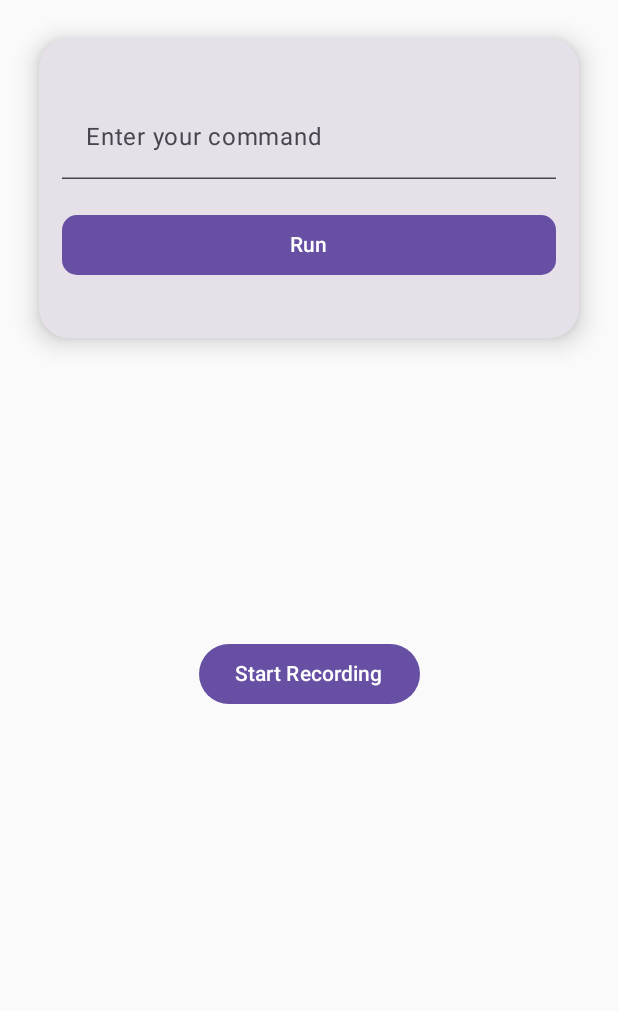
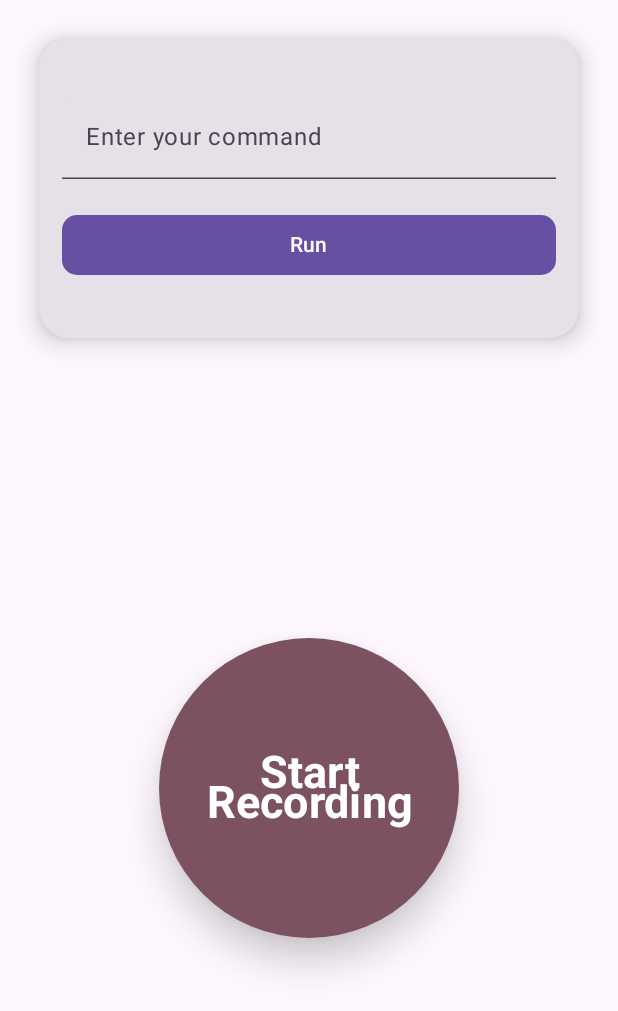
Before and after one commit to SzelleCsaba/VoiceAssistant, an Android app built with Jetpack Compose: the screen it shows after launch (MainActivity), after a tap on "Stop Recording", on a phone screen of 412 x 824 dp. Shown: the top 1011 px of the screen. Run offline under Robolectric (Android 15) with nearby library versions, the phone set to English and light mode, and no system bars; 2 other taps on this screen came first.

Commit message:
voice works!

```diff
--- a/Application - Android/VoiceAssistant/app/src/main/java/hu/bme/aut/android/voiceassistant/feature/MainScreen.kt
+++ b/Application - Android/VoiceAssistant/app/src/main/java/hu/bme/aut/android/voiceassistant/feature/MainScreen.kt
@@ -1,9 +1,15 @@
 package hu.bme.aut.android.voiceassistant.feature
 
+import android.Manifest
 import android.content.Context
+import android.content.pm.PackageManager
+import android.media.MediaRecorder
+import android.os.Build
 import android.util.Log
 import hu.bme.aut.android.voiceassistant.domain.api.ApiFunctions
 import android.widget.Toast
+import androidx.activity.compose.rememberLauncherForActivityResult
+import androidx.activity.result.contract.ActivityResultContracts
 import androidx.compose.foundation.background
 import androidx.compose.foundation.layout.Arrangement
 import androidx.compose.foundation.layout.Box
@@ -38,12 +44,15 @@ import androidx.compose.ui.text.font.FontWeight
 import androidx.compose.ui.text.style.TextAlign
 import androidx.compose.ui.unit.dp
 import androidx.compose.ui.unit.sp
+import androidx.core.content.ContextCompat
 import hu.bme.aut.android.voiceassistant.domain.api.ApiClient
+import hu.bme.aut.android.voiceassistant.ui.theme.AppTheme
 import kotlinx.coroutines.CoroutineScope
 import kotlinx.coroutines.Dispatchers
 import kotlinx.coroutines.launch
 import kotlinx.coroutines.withContext
 import org.json.JSONObject
+import java.io.File
 
 @OptIn(ExperimentalMaterial3Api::class)
 @Composable
@@ -54,7 +63,36 @@ fun MainScreen(onSendClick: (String) -> Unit) {
     val context = LocalContext.current
     val isProcessing = remember { mutableStateOf(false) }
 
-    Box(modifier = Modifier.fillMaxSize()) {
+
+    val isRecording = remember { mutableStateOf(false) }
+    var mediaRecorder: MediaRecorder?
+
+
+    // init
+    mediaRecorder = if (Build.VERSION.SDK_INT >= Build.VERSION_CODES.S) {
+        MediaRecorder(context)
+    } else {
+        MediaRecorder()
+    }
+
+    val permissionLauncher = rememberLauncherForActivityResult(ActivityResultContracts.RequestMultiplePermissions()) { permissions ->
+        val grantedPermissions = permissions.entries.filter { it.value }.map { it.key }
+
+        if (grantedPermissions.contains(Manifest.permission.RECORD_AUDIO) && grantedPermissions.contains(Manifest.permission.WRITE_EXTERNAL_STORAGE)) {
+            mediaRecorder?.apply {
+                setAudioSource(MediaRecorder.AudioSource.MIC)
+                setOutputFormat(MediaRecorder.OutputFormat.MPEG_4)
+                setAudioEncoder(MediaRecorder.AudioEncoder.AAC)
+                setOutputFile(context.filesDir.path + "/recording.mp4")
+                prepare()
+                start()
+            }
+        } else {
+            // Handle permission denial for RECORD_AUDIO and/or CAMERA
+        }
+    }
+
+    Box(modifier = Modifier.fillMaxSize().background(MaterialTheme.colorScheme.background)) {
         Column(
             modifier = Modifier
                 .fillMaxSize()
@@ -108,8 +146,8 @@ fun MainScreen(onSendClick: (String) -> Unit) {
             }
             Spacer(modifier = Modifier.height(200.dp))
 
-             VoiceRecordingScreen()
-            /*                      Button(
+            //VoiceRecordingScreen()
+            Button(
                 modifier = Modifier.size(200.dp),
                 shape = CircleShape,
                 elevation = ButtonDefaults.buttonElevation(
@@ -118,21 +156,79 @@ fun MainScreen(onSendClick: (String) -> Unit) {
                 colors = ButtonDefaults.buttonColors(
                     containerColor = MaterialTheme.colorScheme.tertiary
                 ),
-                           onClick = {} //TODO hangfelvétel
+                onClick = {
+
+                    // stop recording
+                    if (isRecording.value) {
+                        mediaRecorder?.apply {
+                            stop()
+                            reset()
+                            release()
+                        }
+                        mediaRecorder = null
+                        // re init
+                        mediaRecorder = if (Build.VERSION.SDK_INT >= Build.VERSION_CODES.S) {
+                            MediaRecorder(context)
+                        } else {
+                            MediaRecorder()
+                        }
+
+                        isProcessing.value = true
+                        CoroutineScope(Dispatchers.IO).launch {
+                            val response = apiFunctions.interpretVoice(
+                                context.filesDir.path + "/recording.mp4",
+                                "hu"
+                            )
+                            withContext(Dispatchers.Main) {
+                                isProcessing.value = false
+                                handleRoute(response, context, onSendClick)
+                            }
+                            val recordingFile = File(context.filesDir, "recording.mp4")
+                            if (recordingFile.exists()) {
+                                recordingFile.delete()
+                            }
+                        }
+                    } else { // start recording
+                        val permissions = arrayOf(
+                            Manifest.permission.RECORD_AUDIO,
+                            Manifest.permission.WRITE_EXTERNAL_STORAGE
+                        )
+
+                        val deniedPermissions = permissions.filter {
+                            ContextCompat.checkSelfPermission(context, it) != PackageManager.PERMISSION_GRANTED
+                        }
+
+                        if (deniedPermissions.isEmpty()) {
+                            mediaRecorder?.apply {
+                                setAudioSource(MediaRecorder.AudioSource.MIC)
+                                setOutputFormat(MediaRecorder.OutputFormat.MPEG_4)
+                                setAudioEncoder(MediaRecorder.AudioEncoder.AAC)
+                                setOutputFile(context.filesDir.path + "/recording.mp4")
+                                prepare()
+                                start()
+                            }
+                        } else {
+                            permissionLauncher.launch(permissions)
+                        }
+                    }
+                    isRecording.value = !isRecording.value
+
+
+                }
             ) {
                 Text(
-                               text = "Voice",
+                    text = if (isRecording.value) "Stop Recording" else "Start Recording",
                     fontSize = 30.sp,
                     fontWeight = FontWeight.Bold,
                     textAlign = TextAlign.Center,
                 )
-                       }*/
+            }
         }
         if (isProcessing.value) {
             Box(
                 modifier = Modifier
                     .fillMaxSize()
-                    .background(Color.White.copy(alpha = 0.75f)),
+                    .background(MaterialTheme.colorScheme.background.copy(alpha = 0.75f)),
                 contentAlignment = Alignment.Center
             ) {
                 CircularProgressIndicator()
--- a/Application - Android/VoiceAssistant/app/src/main/java/hu/bme/aut/android/voiceassistant/feature/VoiceRecordingScreen.kt
+++ /dev/null
@@ -1,108 +0,0 @@
-package hu.bme.aut.android.voiceassistant.feature
-
-import android.Manifest
-import android.content.pm.PackageManager
-import android.media.MediaRecorder
-import android.os.Build
-import android.util.Log
-import androidx.activity.compose.rememberLauncherForActivityResult
-import androidx.activity.result.contract.ActivityResultContracts
-import androidx.compose.material3.Button
-import androidx.compose.material3.Text
-import androidx.compose.runtime.Composable
-import androidx.compose.runtime.mutableStateOf
-import androidx.compose.runtime.remember
-import androidx.compose.ui.platform.LocalContext
-import androidx.core.content.ContextCompat
-import hu.bme.aut.android.voiceassistant.domain.api.ApiClient
-import hu.bme.aut.android.voiceassistant.domain.api.ApiFunctions
-import kotlinx.coroutines.CoroutineScope
-import kotlinx.coroutines.Dispatchers
-import kotlinx.coroutines.launch
-import kotlinx.coroutines.withContext
-import java.io.File
-
-@Composable
-fun VoiceRecordingScreen() {
-    val context = LocalContext.current
-    val isRecording = remember { mutableStateOf(false) }
-    val apiService = ApiClient.instance
-    val apiFunctions = ApiFunctions(apiService)
-    var mediaRecorder: MediaRecorder?
-
-
-
-    mediaRecorder = if (Build.VERSION.SDK_INT >= Build.VERSION_CODES.S) {
-        MediaRecorder(context)
-    }else {
-        MediaRecorder()
-    }
-
-    val permissionLauncher = rememberLauncherForActivityResult(ActivityResultContracts.RequestPermission()) { isGranted ->
-        if (isGranted) {
-            mediaRecorder?.apply {
-                setAudioSource(MediaRecorder.AudioSource.MIC)
-                setOutputFormat(MediaRecorder.OutputFormat.MPEG_4)
-                setAudioEncoder(MediaRecorder.AudioEncoder.AAC)
-                setOutputFile(context.filesDir.path + "/recording.mp4")
-                prepare()
-                start()
-            }
-        } else {
-                // Handle permission denial
-            }
-        }
-
-    Button(
-        onClick = {
-
-            if (isRecording.value) {
-                mediaRecorder?.apply {
-                    stop()
-                    reset()
-                    release()
-                }
-                mediaRecorder = null
-                mediaRecorder = if (Build.VERSION.SDK_INT >= Build.VERSION_CODES.S) {
-                    MediaRecorder(context)
-                }else {
-                    MediaRecorder()
-                }
-                CoroutineScope(Dispatchers.IO).launch {
-
-                    val response = apiFunctions.interpretVoice(context.filesDir.path + "/recording.mp4", "hu")
-                    withContext(Dispatchers.Main) {
-                        if (response != null) {
-                            Log.i("res", response)
-                        }
-                    }
-                    val recordingFile = File(context.filesDir, "/recording.mp4")
-                    if (recordingFile.exists()) {
-                        recordingFile.delete()
-                    }
-                }
-
-            } else {
-                val permission = Manifest.permission.RECORD_AUDIO
-
-                if (ContextCompat.checkSelfPermission(context, permission) == PackageManager.PERMISSION_GRANTED) {
-
-                    mediaRecorder?.apply {
-                        setAudioSource(MediaRecorder.AudioSource.MIC)
-                        setOutputFormat(MediaRecorder.OutputFormat.MPEG_4)
-                        setAudioEncoder(MediaRecorder.AudioEncoder.AAC)
-                        setOutputFile(context.filesDir.path + "recording.mp4")
-                        prepare()
-                        start()
-                    }
-                } else {
-                    permissionLauncher.launch(permission)
-                }
-            }
-            isRecording.value = !isRecording.value
-        }
-    ) {
-        Text(if (isRecording.value) "Stop Recording" else "Start Recording")
-    }
-}
-// TODO kösd rá, meg rakd át a MainScreenre
```
Lines whose indentation alone changed are shown as unchanged.
